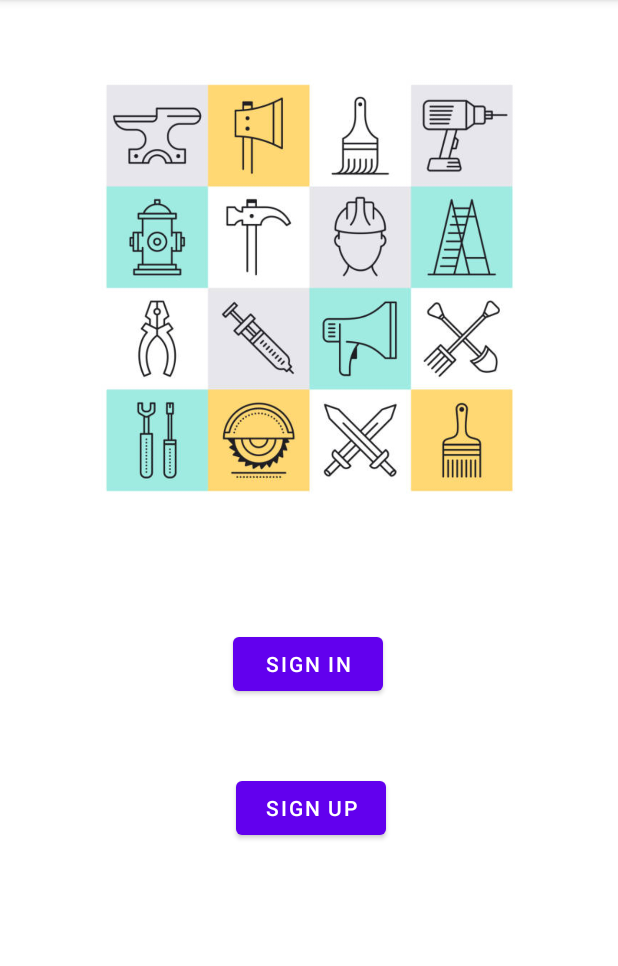
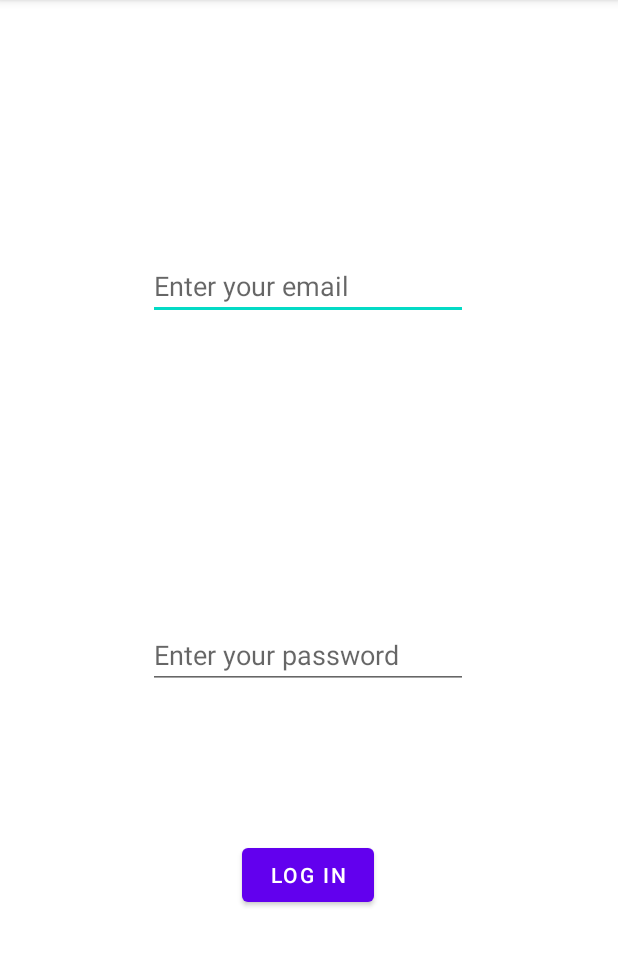
Before and after one commit to harshil-kotadiya/Home_Easy_prototype, an Android app: the screen it shows after launch (Login_Activity before the commit, signin_activity after it), after a tap on "SIGN IN", on a phone screen of 412 x 824 dp, the part 84-1050 px from its top. Run offline under Robolectric (Android 15) with nearby library versions, the phone set to English and light mode, and no system bars.

Commit message:
problem solved

```diff
--- a/app/src/main/AndroidManifest.xml
+++ b/app/src/main/AndroidManifest.xml
@@ -30,6 +30,9 @@
             android:name=".housekeeper"
             android:exported="false" />
         <activity
+            android:name=".signin_activity"
+            android:exported="false" />
+        <activity
             android:name=".mechanic"
             android:exported="false" />
         <activity
--- a/app/src/main/java/com/example/home_easy_prototype/signup_activity.java
+++ b/app/src/main/java/com/example/home_easy_prototype/signup_activity.java
@@ -20,6 +20,7 @@ public class signup_activity extends AppCompatActivity {
             @Override
             public void onClick(View view) {
                 Intent i = new Intent(signup_activity.this,MainActivity.class);
+                startActivity(i);
             }
         });
     }
--- a/app/src/main/res/layout/activity_signin.xml
+++ b/app/src/main/res/layout/activity_signin.xml
@@ -10,24 +10,29 @@
         android:id="@+id/editTextTextPersonName"
         android:layout_width="wrap_content"
         android:layout_height="wrap_content"
+        android:layout_marginTop="168dp"
         android:ems="10"
         android:hint="Enter your email"
         android:inputType="textPersonName"
         app:layout_constraintEnd_toEndOf="parent"
+        app:layout_constraintHorizontal_bias="0.497"
         app:layout_constraintStart_toStartOf="parent"
-        tools:layout_editor_absoluteY="149dp" />
+        app:layout_constraintTop_toTopOf="parent" />
 
     <EditText
         android:id="@+id/editTextTextPassword"
         android:layout_width="wrap_content"
         android:layout_height="wrap_content"
+        android:layout_marginBottom="200dp"
         android:ems="10"
         android:hint="Enter your password"
         android:inputType="textPassword"
         app:layout_constraintBottom_toBottomOf="parent"
         app:layout_constraintEnd_toEndOf="parent"
+        app:layout_constraintHorizontal_bias="0.497"
         app:layout_constraintStart_toStartOf="parent"
-        app:layout_constraintTop_toTopOf="parent" />
+        app:layout_constraintTop_toBottomOf="@+id/editTextTextPersonName"
+        app:layout_constraintVertical_bias="0.648" />
 
     <Button
         android:id="@+id/login"
--- a/build.gradle
+++ b/build.gradle
@@ -1,6 +1,6 @@
 buildscript {
     dependencies {
-        classpath 'com.google.gms:google-services:4.3.10'
+        classpath 'com.google.gms:google-services:4.3.15'
     }
 }// Top-level build file where you can add configuration options common to all sub-projects/modules.
 plugins {
```
